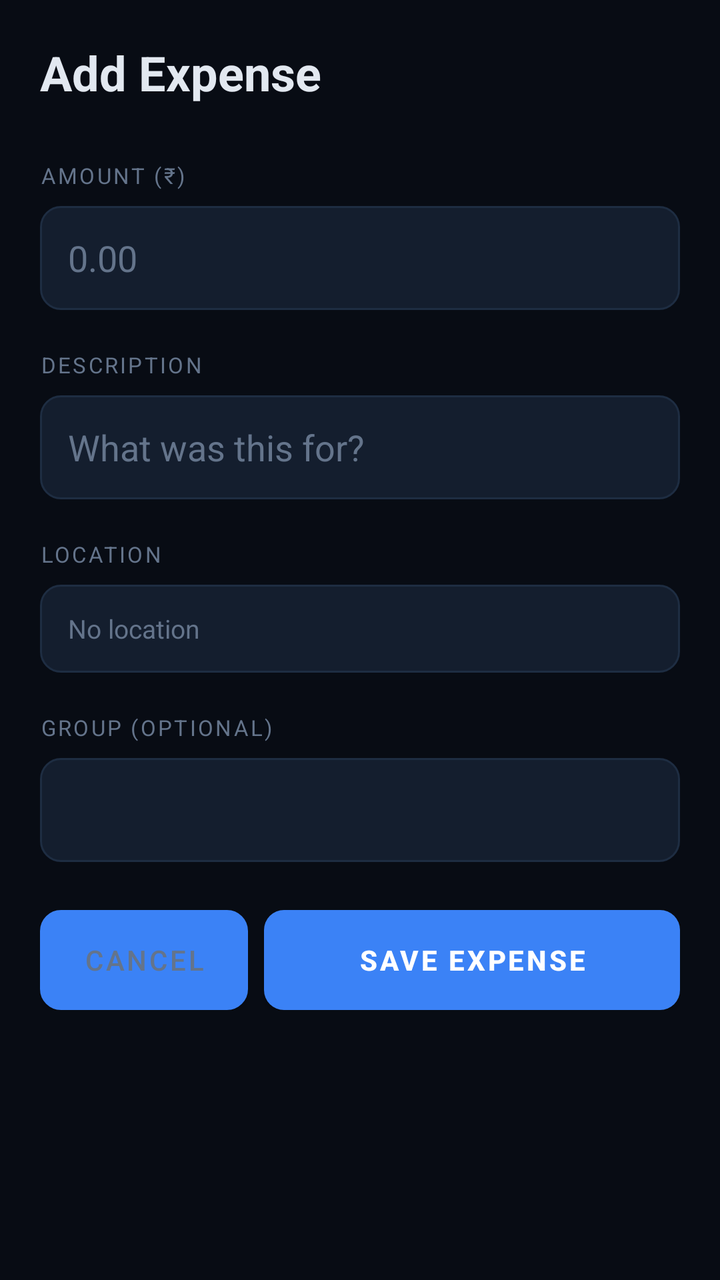
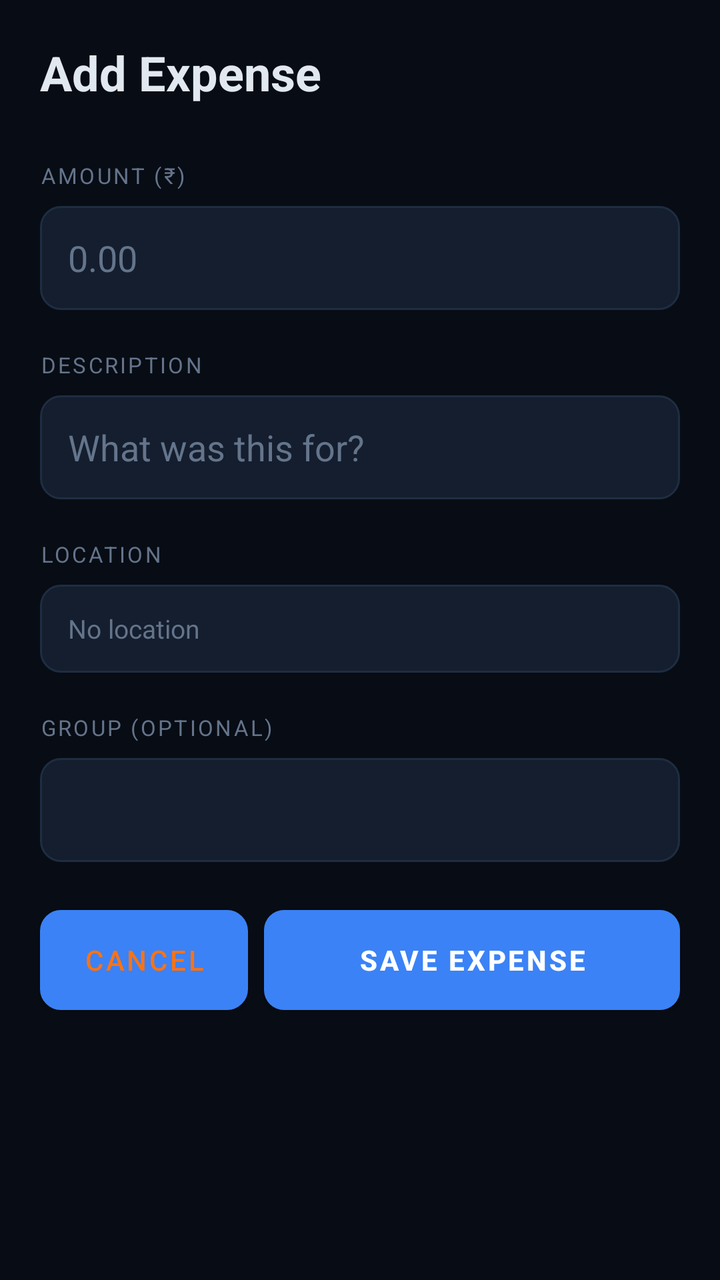

An Android layout rendered at two revisions. The XML below is the earlier revision; the diff shows what the commit changed to produce the second picture.
<!-- AndroidManifest.xml: application theme Theme.Splitr -->
<!-- res/layout/activity_add_expense.xml -->
<?xml version="1.0" encoding="utf-8"?>
<ScrollView xmlns:android="http://schemas.android.com/apk/res/android"
    android:layout_width="match_parent"
    android:layout_height="match_parent"
    android:background="@color/bg"
    android:fillViewport="true">

    <LinearLayout
        android:layout_width="match_parent"
        android:layout_height="wrap_content"
        android:orientation="vertical"
        android:padding="20dp">

        <TextView android:layout_width="wrap_content" android:layout_height="wrap_content"
            android:text="Add Expense" android:textSize="24sp" android:textStyle="bold"
            android:textColor="@color/text" android:layout_marginBottom="24dp"/>

        
        <TextView style="@style/FieldLabel" android:text="AMOUNT (₹)"/>
        <EditText android:id="@+id/etAmount"
            android:layout_width="match_parent" android:layout_height="52dp"
            android:background="@drawable/bg_input" android:paddingHorizontal="14dp"
            android:textColor="@color/text" android:textColorHint="@color/muted"
            android:hint="0.00" android:inputType="numberDecimal"
            android:textSize="18sp" android:layout_marginBottom="16dp"/>

        
        <TextView style="@style/FieldLabel" android:text="DESCRIPTION"/>
        <EditText android:id="@+id/etDescription"
            android:layout_width="match_parent" android:layout_height="52dp"
            android:background="@drawable/bg_input" android:paddingHorizontal="14dp"
            android:textColor="@color/text" android:textColorHint="@color/muted"
            android:hint="What was this for?" android:inputType="text"
            android:layout_marginBottom="16dp"/>

        
        <TextView style="@style/FieldLabel" android:text="LOCATION"/>
        <TextView android:id="@+id/tvLocation"
            android:layout_width="match_parent" android:layout_height="44dp"
            android:background="@drawable/bg_input"
            android:paddingHorizontal="14dp" android:gravity="center_vertical"
            android:text="No location" android:textColor="@color/muted"
            android:textSize="13sp" android:layout_marginBottom="16dp"/>

        
        <TextView style="@style/FieldLabel" android:text="GROUP (OPTIONAL)"/>
        <Spinner android:id="@+id/spGroup"
            android:layout_width="match_parent" android:layout_height="52dp"
            android:background="@drawable/bg_input"
            android:paddingHorizontal="14dp"
            android:layout_marginBottom="16dp"/>

        
        <RadioGroup android:id="@+id/rgSplitType"
            android:layout_width="match_parent" android:layout_height="wrap_content"
            android:orientation="horizontal"
            android:layout_marginBottom="12dp"
            android:visibility="gone">

            <RadioButton android:id="@+id/rbEqual"
                android:layout_width="0dp" android:layout_height="wrap_content"
                android:layout_weight="1" android:text="Equal"
                android:textColor="@color/text" android:checked="true"/>

            <RadioButton android:id="@+id/rbPercentage"
                android:layout_width="0dp" android:layout_height="wrap_content"
                android:layout_weight="1" android:text="%" android:textColor="@color/text"/>

            <RadioButton android:id="@+id/rbDutch"
                android:layout_width="0dp" android:layout_height="wrap_content"
                android:layout_weight="1" android:text="Dutch" android:textColor="@color/text"/>
        </RadioGroup>

        
        <LinearLayout android:id="@+id/layoutSplits"
            android:layout_width="match_parent" android:layout_height="wrap_content"
            android:orientation="vertical"
            android:layout_marginBottom="16dp"
            android:visibility="gone"/>

        
        <LinearLayout android:layout_width="match_parent" android:layout_height="wrap_content"
            android:orientation="horizontal" android:layout_marginTop="8dp">

            <Button android:id="@+id/btnCancel"
                android:layout_width="0dp" android:layout_height="50dp" android:layout_weight="1"
                android:text="Cancel" android:textColor="@color/muted"
                android:background="@drawable/bg_btn_secondary"
                android:layout_marginEnd="8dp"/>

            <Button android:id="@+id/btnSave"
                android:layout_width="0dp" android:layout_height="50dp" android:layout_weight="2"
                android:text="Save Expense" android:textStyle="bold"
                android:background="@drawable/bg_btn_primary" android:textColor="@color/white"/>
        </LinearLayout>

    </LinearLayout>
</ScrollView>
<!-- resources referenced by this layout -->
<resources>
  <color name="bg">#080C14</color>
  <color name="muted">#64748B</color>
  <color name="text">#E2E8F0</color>
  <color name="white">#FFFFFF</color>
  <!-- drawable bg_btn_primary (drawable) -->
  <?xml version="1.0" encoding="utf-8"?>
  <shape xmlns:android="http://schemas.android.com/apk/res/android">
      <gradient
          android:startColor="#3B82F6"
          android:endColor="#1D4ED8"
          android:angle="135"/>
      <corners android:radius="10dp"/>
  </shape>
  <!-- drawable bg_btn_secondary (drawable) -->
  <?xml version="1.0" encoding="utf-8"?>
  <shape xmlns:android="http://schemas.android.com/apk/res/android">
      <solid android:color="@color/surface2"/>
      <corners android:radius="10dp"/>
      <stroke android:width="1dp" android:color="@color/border"/>
  </shape>
  <!-- drawable bg_input (drawable) -->
  <?xml version="1.0" encoding="utf-8"?>
  <shape xmlns:android="http://schemas.android.com/apk/res/android">
      <solid android:color="@color/surface2" />
      <corners android:radius="10dp" />
      <stroke android:width="1dp" android:color="@color/border" />
  </shape>
  <style name="FieldLabel">
          <item name="android:layout_width">wrap_content</item>
          <item name="android:layout_height">wrap_content</item>
          <item name="android:textColor">@color/muted</item>
          <item name="android:textSize">11sp</item>
          <item name="android:letterSpacing">0.1</item>
          <item name="android:layout_marginBottom">8dp</item>
          <item name="android:layout_marginTop">4dp</item>
      </style>
  <style name="Theme.Splitr" parent="Theme.MaterialComponents.DayNight.NoActionBar">
          <item name="colorPrimary">@color/blue</item>
          <item name="colorPrimaryVariant">@color/blue_dark</item>
          <item name="colorOnPrimary">@color/white</item>
          <item name="colorSecondary">@color/blue_bright</item>
          <item name="colorSurface">@color/surface</item>
          <item name="colorOnSurface">@color/text</item>
          <item name="android:windowBackground">@color/bg</item>
          <item name="android:statusBarColor">@color/bg</item>
          <item name="android:navigationBarColor">@color/surface</item>
          <item name="android:windowLightStatusBar">false</item>
          <item name="android:textColor">@color/text</item>
      </style>
  <color name="surface2">#141E2E</color>
  <color name="border">#1E2D42</color>
  <color name="blue">#3B82F6</color>
  <color name="blue_dark">#1D4ED8</color>
  <color name="blue_bright">#60A5FA</color>
  <color name="surface">#0E1520</color>
</resources>

<!-- the commit's change to res/layout/activity_add_expense.xml (unified diff, before → after) -->
@@ -84,7 +84,7 @@
 
             <Button android:id="@+id/btnCancel"
                 android:layout_width="0dp" android:layout_height="50dp" android:layout_weight="1"
-                android:text="Cancel" android:textColor="@color/muted"
+                android:text="Cancel" android:textColor="@color/orange"
                 android:background="@drawable/bg_btn_secondary"
                 android:layout_marginEnd="8dp"/>
 
<!-- resource entries referenced after the edit -->
@@ -2,14 +2,15 @@
 <resources>
   <color name="bg">#080C14</color>
   <color name="muted">#64748B</color>
+  <color name="orange">#F97316</color>
   <color name="text">#E2E8F0</color>
   <color name="white">#FFFFFF</color>
   <!-- drawable bg_btn_primary (drawable) -->
   <?xml version="1.0" encoding="utf-8"?>
   <shape xmlns:android="http://schemas.android.com/apk/res/android">
       <gradient
-          android:startColor="#3B82F6"
-          android:endColor="#1D4ED8"
+          android:startColor="@color/blue"
+          android:endColor="@color/blue_dark"
           android:angle="135"/>
       <corners android:radius="10dp"/>
   </shape>
